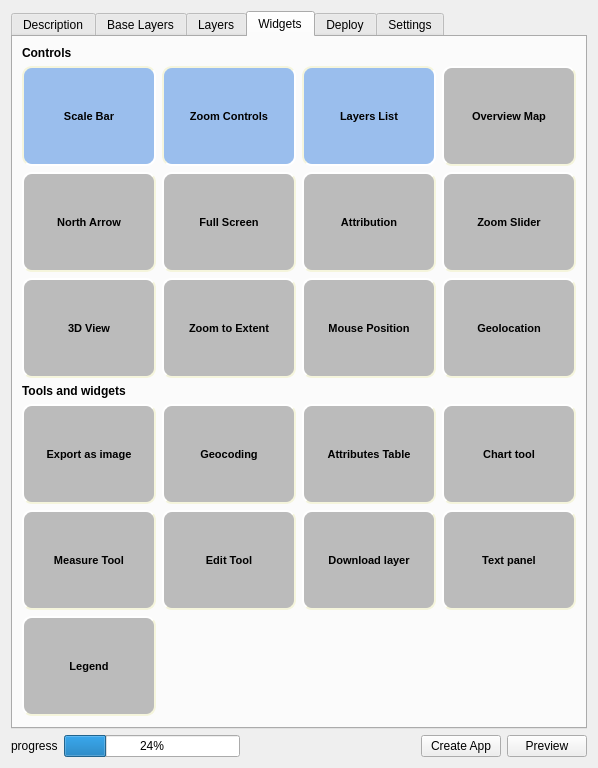
planetfederal/qgis-webappbuilder-plugin, file src/webappbuilder/ui_maindialog.ui: the form before one commit.
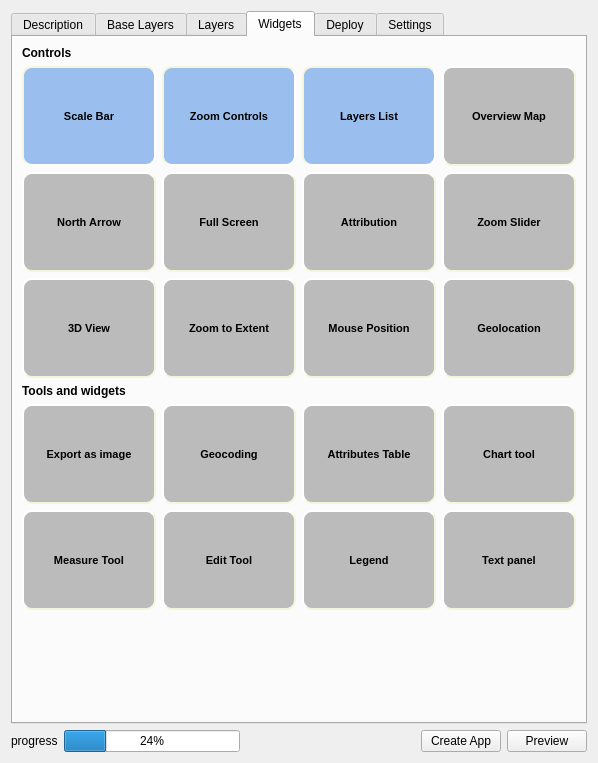
The form after the commit. The open tabs and pages were chosen to show the change. Icons and pictures are not drawn.

Commit message: improvements in tools and widgets

```diff
--- a/src/webappbuilder/ui_maindialog.ui
+++ b/src/webappbuilder/ui_maindialog.ui
@@ -1378,55 +1378,6 @@
         </widget>
        </item>
        <item row="7" column="2">
-        <widget class="QToolButton" name="downloadLayerButton">
-         <property name="minimumSize">
-          <size>
-           <width>134</width>
-           <height>100</height>
-          </size>
-         </property>
-         <property name="styleSheet">
-          <string notr="true">QToolButton {
-     background-color: #bbbbbb;
-     border-style: outset;
-     border-width: 2px;
-     border-radius: 10px;
-     border-color: beige;
-     font: bold 11px;
-     min-width: 100px;
-     max-widht: 100px;
-     padding: 15px;
- }
- QToolButton:checked {
-     background-color: #9ABEED;
-     border-style: inset;
- }</string>
-         </property>
-         <property name="text">
-          <string>Download layer</string>
-         </property>
-         <property name="icon">
-          <iconset resource="resources.qrc">
-           <normaloff>:/plugins/qgis2ol/icons/puzzle.png</normaloff>:/plugins/qgis2ol/icons/puzzle.png</iconset>
-         </property>
-         <property name="iconSize">
-          <size>
-           <width>32</width>
-           <height>32</height>
-          </size>
-         </property>
-         <property name="checkable">
-          <bool>true</bool>
-         </property>
-         <property name="checked">
-          <bool>false</bool>
-         </property>
-         <property name="toolButtonStyle">
-          <enum>Qt::ToolButtonTextUnderIcon</enum>
-         </property>
-        </widget>
-       </item>
-       <item row="8" column="0">
         <widget class="QToolButton" name="legendButton">
          <property name="minimumSize">
           <size>
@@ -1472,6 +1423,19 @@
          </property>
         </widget>
        </item>
+       <item row="8" column="0">
+        <spacer name="verticalSpacer_3">
+         <property name="orientation">
+          <enum>Qt::Vertical</enum>
+         </property>
+         <property name="sizeHint" stdset="0">
+          <size>
+           <width>20</width>
+           <height>40</height>
+          </size>
+         </property>
+        </spacer>
+       </item>
       </layout>
      </widget>
      <widget class="QWidget" name="suiteTab">
```
The commit also changes 6 other files.
